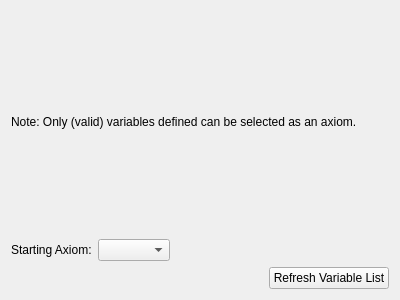
This is GUI/L_System/Axiom/axiomTabContent.ui in Binyamin-Brion/L-System-Visualizer as Qt 5 draws it before an edit. The edited form follows.
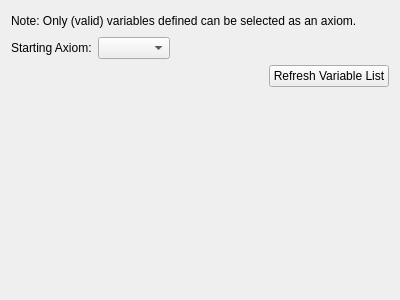
This is the edited form.

```diff
--- a/GUI/L_System/Axiom/axiomTabContent.ui
+++ b/GUI/L_System/Axiom/axiomTabContent.ui
@@ -89,6 +89,19 @@
      </item>
     </layout>
    </item>
+   <item>
+    <spacer name="verticalSpacer">
+     <property name="orientation">
+      <enum>Qt::Vertical</enum>
+     </property>
+     <property name="sizeHint" stdset="0">
+      <size>
+       <width>20</width>
+       <height>40</height>
+      </size>
+     </property>
+    </spacer>
+   </item>
   </layout>
  </widget>
  <resources/>
```
